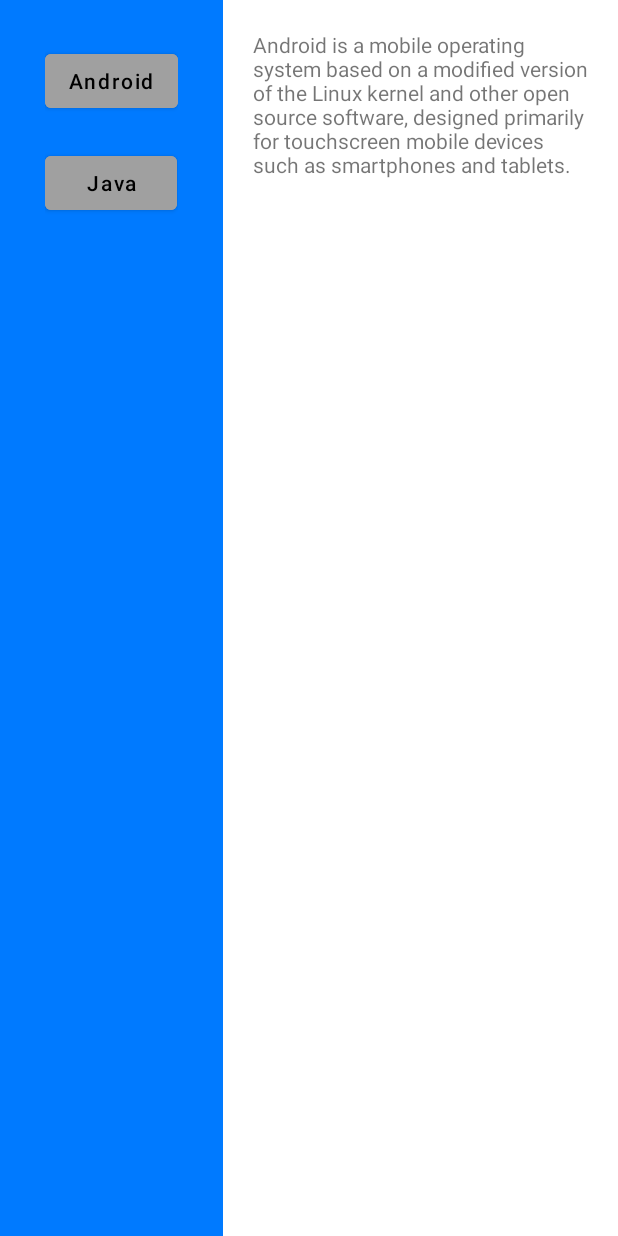
After one commit to zycsustc/AndroidJunior, an Android app: the FragmentAndroid screen opened directly, with no data from a screen before it, on a phone screen of 412 x 824 dp. The commit adds this screen. Run offline under Robolectric (Android 15) with nearby library versions, the phone set to English and light mode, and no system bars.

Commit message:
[fragment][yichi] add fragments

```diff
--- a/app/src/main/AndroidManifest.xml
+++ b/app/src/main/AndroidManifest.xml
@@ -15,6 +15,9 @@
             android:name=".LoginActivity"
             android:exported="false" />
         <activity
+            android:name=".MyFragmentActivity"
+            android:exported="false" />
+        <activity
             android:name=".MainActivity"
             android:exported="true">
             <intent-filter>
--- /dev/null
+++ b/app/src/main/java/com/example/myapplication/MyFragmentActivity.kt
@@ -0,0 +1,47 @@
+package com.example.myapplication
+
+import android.os.Bundle
+import android.widget.Button
+import androidx.appcompat.app.AppCompatActivity
+import com.example.myapplication.fragments.FragmentAndroid
+import com.example.myapplication.fragments.FragmentJava
+import com.example.myapplication.utils.UIUtils
+
+class MyFragmentActivity : AppCompatActivity() {
+    override fun onCreate(savedInstanceState: Bundle?) {
+        super.onCreate(savedInstanceState)
+
+        setContentView(R.layout.activity_fragment)
+
+        initUI()
+    }
+
+    private fun initUI() {
+        UIUtils.replaceFragmentAndAddToBackTrace(
+            supportFragmentManager,
+            FragmentAndroid(),
+            R.id.content,
+            FragmentAndroid.id
+        )
+
+        val btnAndroid: Button = findViewById(R.id.androidButton)
+        btnAndroid.setOnClickListener {
+            UIUtils.replaceFragmentAndAddToBackTrace(
+                supportFragmentManager,
+                FragmentAndroid(),
+                R.id.content,
+                FragmentAndroid.id
+            )
+        }
+
+        val btnJava: Button = findViewById(R.id.javaButton)
+        btnJava.setOnClickListener {
+            UIUtils.replaceFragmentAndAddToBackTrace(
+                supportFragmentManager,
+                FragmentJava(),
+                R.id.content,
+                FragmentJava.id
+            )
+        }
+    }
+}
--- /dev/null
+++ b/app/src/main/java/com/example/myapplication/fragments/FragmentAndroid.kt
@@ -0,0 +1,22 @@
+package com.example.myapplication.fragments
+
+import android.os.Bundle
+import android.view.LayoutInflater
+import android.view.View
+import android.view.ViewGroup
+import androidx.fragment.app.Fragment
+import com.example.myapplication.R
+
+class FragmentAndroid : Fragment() {
+    override fun onCreateView(
+        inflater: LayoutInflater,
+        container: ViewGroup?,
+        savedInstanceState: Bundle?
+    ): View? {
+        return inflater.inflate(R.layout.fragment_android, container, false)
+    }
+
+    companion object {
+        const val id:String = "fragmentAndroid"
+    }
+}
--- /dev/null
+++ b/app/src/main/java/com/example/myapplication/utils/UIUtils.kt
@@ -0,0 +1,15 @@
+package com.example.myapplication.utils
+
+import androidx.fragment.app.Fragment
+import androidx.fragment.app.FragmentManager
+
+class UIUtils {
+    companion object {
+        fun replaceFragmentAndAddToBackTrace(fragmentManager: FragmentManager, newFragment: Fragment,  fragmentId: Int, tag: String?) {
+            val transaction = fragmentManager.beginTransaction()
+            transaction.replace(fragmentId, newFragment, tag)
+            transaction.addToBackStack(tag)
+            transaction.commitAllowingStateLoss()
+        }
+    }
+}
--- /dev/null
+++ b/app/src/main/res/layout/activity_fragment.xml
@@ -0,0 +1,48 @@
+<?xml version="1.0" encoding="utf-8"?>
+<LinearLayout xmlns:android="http://schemas.android.com/apk/res/android"
+    xmlns:app="http://schemas.android.com/apk/res-auto"
+    android:layout_width="match_parent"
+    android:layout_height="match_parent"
+    android:baselineAligned="false">
+
+    <LinearLayout
+        android:layout_width="wrap_content"
+        android:layout_height="match_parent"
+        android:background="@color/blue"
+        android:orientation="vertical"
+        android:paddingHorizontal="30dp"
+        app:layout_constraintStart_toStartOf="parent"
+        app:layout_constraintTop_toTopOf="parent">
+
+        <Button
+            android:id="@+id/androidButton"
+            android:layout_width="wrap_content"
+            android:layout_height="wrap_content"
+            android:layout_marginTop="30dp"
+            android:backgroundTint="@color/gray"
+            android:text="@string/android"
+            android:textAllCaps="false"
+            android:textColor="@color/black" />
+
+        <Button
+            android:id="@+id/javaButton"
+            android:layout_width="wrap_content"
+            android:layout_height="wrap_content"
+            android:layout_marginTop="20dp"
+            android:backgroundTint="@color/gray"
+            android:text="@string/java"
+            android:textAllCaps="false"
+            android:textColor="@color/black" />
+
+    </LinearLayout>
+
+    <FrameLayout
+        android:id="@+id/content"
+        android:layout_width="0dp"
+        android:layout_height="match_parent"
+        android:layout_marginHorizontal="20dp"
+        android:layout_marginVertical="20dp"
+        android:layout_weight="1" />
+
+
+</LinearLayout>
--- /dev/null
+++ b/app/src/main/res/layout/fragment_android.xml
@@ -0,0 +1,13 @@
+<?xml version="1.0" encoding="utf-8"?>
+<androidx.constraintlayout.widget.ConstraintLayout xmlns:android="http://schemas.android.com/apk/res/android"
+    xmlns:app="http://schemas.android.com/apk/res-auto"
+    android:layout_width="match_parent"
+    android:layout_height="match_parent">
+
+    <TextView
+        android:layout_width="wrap_content"
+        android:layout_height="wrap_content"
+        android:text="@string/android_context"
+        app:layout_constraintStart_toStartOf="parent"
+        app:layout_constraintTop_toTopOf="parent" />
+</androidx.constraintlayout.widget.ConstraintLayout>
--- a/app/src/main/res/values/colors.xml
+++ b/app/src/main/res/values/colors.xml
@@ -10,4 +10,5 @@
     <color name="gray">#FFA0A0A0</color>
     <color name="navy_blue">#FF1F4BA5</color>
     <color name="light_gray">#e4e4e4</color>
+    <color name="blue">#007aff</color>
 </resources>
--- a/app/src/main/res/values/strings.xml
+++ b/app/src/main/res/values/strings.xml
@@ -26,4 +26,10 @@
     <string name="sign_up_with_e_mail">Sign Up with E-mail</string>
     <string name="add_contact">add_contact</string>
     <string name="pick_contact">pick_contact</string>
+    <string name="fragment">fragment</string>
+    <string name="change" translatable="false">change</string>
+    <string name="android" translatable="false">Android</string>
+    <string name="java" translatable="false">Java</string>
+    <string name="android_context" translatable="false">Android is a mobile operating system based on a modified version of the Linux kernel and other open source software, designed primarily for touchscreen mobile devices such as smartphones and tablets.</string>
+    <string name="java_context" translatable="false">Java is a High Level, class-based, object-oriented programming language that is designed to have as few implementation dependencies as possible.</string>
 </resources>
```
Also changed, not shown: app/src/main/java/com/example/myapplication/MainActivity.kt (+8 -3 lines), app/src/main/java/com/example/myapplication/fragments/FragmentJava.kt (added, +22 -0 lines), app/src/main/res/layout/fragment_java.xml (added, +13 -0 lines), app/src/main/res/layout/frame_layout.xml (+6 -5 lines), 406 other files.
